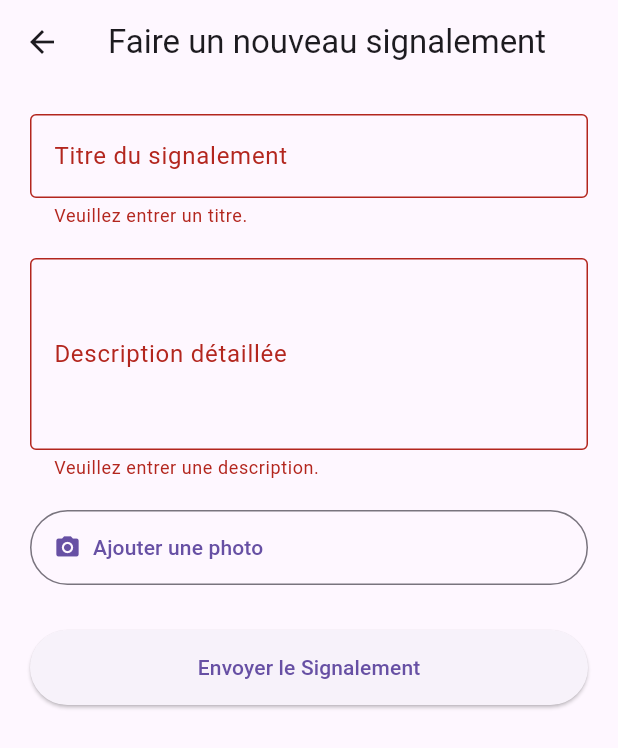
After one commit to esprit-24/dakar-connect, a Flutter app: the ReportScreen screen opened directly, after a tap on "Envoyer le Signalement", on a phone screen of 412 x 824 dp. The commit adds this screen. Shown: the top 748 px of the screen. Run offline on Flutter 3.47's test engine with Material 3 defaults, Android fonts, the phone set to English and light mode, and no system bars; network calls fail.

Commit message:
Création de ReportScreen

```diff
--- a/lib/main.dart
+++ b/lib/main.dart
@@ -1,5 +1,7 @@
 // Importation du package principal de Flutter pour les widgets Material Design.
 import 'package:dakarconnect/screens/home_screen.dart';
+import 'package:dakarconnect/screens/login_screen.dart';
+import 'package:dakarconnect/screens/report_screen.dart';
 import 'package:flutter/material.dart';
 
 // La fonction main() est le point d'entrée de toute application Dart/Flutter.
--- /dev/null
+++ b/lib/screens/report_screen.dart
@@ -0,0 +1,116 @@
+// Créez le fichier : lib/screens/report_screen.dart
+import 'package:flutter/material.dart';
+/// Un StatefulWidget pour l'écran de création de signalement.
+/// On utilise un StatefulWidget car un formulaire est par nature interactif :
+/// il doit se souvenir de ce que l'utilisateur tape dans les champs.
+class ReportScreen extends StatefulWidget {
+  const ReportScreen({super.key});
+  @override
+  State<ReportScreen> createState() => _ReportScreenState();
+}
+class _ReportScreenState extends State<ReportScreen> {
+  // Une GlobalKey est une "poignée" unique qui nous permet d'identifier
+  // et d'interagir avec un widget spécifique, ici notre Form.
+  final _formKey = GlobalKey<FormState>();
+  @override
+  Widget build(BuildContext context) {
+    return Scaffold(
+      appBar: AppBar(
+        title: const Text("Faire un nouveau signalement"),
+      ),
+      // SingleChildScrollView est un widget crucial pour les formulaires.
+      // Il permet à l'utilisateur de faire défiler l'écran si le clavier
+      // cache les champs de saisie, évitant ainsi les erreurs de "pixel overflow".
+      body: SingleChildScrollView(
+        child: Padding(
+          padding: const EdgeInsets.all(20.0),
+          // Le widget Form est un conteneur qui nous aide à gérer et
+          // valider plusieurs champs de saisie en même temps.
+          child: Form(
+            key: _formKey, // On attache notre "poignée" au formulaire.
+            child: Column(
+              // crossAxisAlignment Aligne les enfants au début (à gauche).
+              crossAxisAlignment: CrossAxisAlignment.stretch,
+              children: [
+                // --- CHAMP TITRE ---
+                TextFormField(
+                  decoration: const InputDecoration(
+                    labelText: 'Titre du signalement',
+                    hintText: 'Ex: Nid de poule dangereux', // Texte d'aide
+                    border: OutlineInputBorder(),
+                  ),
+                  // Le validateur est une fonction qui vérifie la saisie.
+                  // Elle retourne un message d'erreur si la saisie est invalide,
+                  // ou 'null' si tout est correct.
+                  validator: (value) {
+                    if (value == null || value.isEmpty) {
+                      return 'Veuillez entrer un titre.';
+                    }
+                    return null;
+                  },
+                ),
+                const SizedBox(height: 20),
+                // --- CHAMP DESCRIPTION ---
+                TextFormField(
+                  decoration: const InputDecoration(
+                    labelText: 'Description détaillée',
+                    hintText: 'Donnez plus de détails sur le problème...',
+                    border: OutlineInputBorder(),
+                  ),
+                  // maxLines permet de créer un champ de texte plus grand.
+                  maxLines: 4,
+                  validator: (value) {
+                    if (value == null || value.isEmpty) {
+                      return 'Veuillez entrer une description.';
+                    }
+                    return null;
+                  },
+                ),
+                const SizedBox(height: 20),
+
+                // --- BOUTON AJOUTER UNE PHOTO ---
+                // OutlinedButton est un bouton avec une simple bordure,
+                // idéal pour les actions secondaires.
+                OutlinedButton.icon(
+                  onPressed: () {
+                    // La logique pour ouvrir la caméra sera ajoutée plus tard.
+                    print('Ajouter une photo cliqué !');
+                  },
+                  icon: const Icon(Icons.camera_alt),
+                  label: const Text("Ajouter une photo"),
+                  style: OutlinedButton.styleFrom(
+                    minimumSize: const Size.fromHeight(50),
+                    // Aligne le contenu du bouton à gauche.
+                    alignment: Alignment.centerLeft,
+                    // Ajoute un padding à l'intérieur du bouton.
+                    padding: const EdgeInsets.symmetric(horizontal: 16),
+                  ),
+                ),
+                const SizedBox(height: 30),
+                // --- BOUTON DE SOUMISSION ---
+                ElevatedButton(
+                  onPressed: () {
+                    // On utilise notre _formKey pour vérifier l'état du formulaire.
+                    // _formKey.currentState!.validate() exécute la fonction 'validator'
+                    // de TOUS les TextFormField du formulaire.
+                    if (_formKey.currentState!.validate()) {
+                      // Si tous les champs sont valides, on affiche un message.
+                      // Plus tard, on enverra les données à la base de données ici.
+                      ScaffoldMessenger.of(context).showSnackBar(
+                        const SnackBar(content: Text('Signalement envoyé ! (Simulation)')),
+                      );
+                    }
+                  },
+                  style: ElevatedButton.styleFrom(
+                    minimumSize: const Size.fromHeight(50),
+                  ),
+                  child: const Text('Envoyer le Signalement'),
+                ),
+              ],
+            ),
+          ),
+        ),
+      ),
+    );
+  }
+}
```
